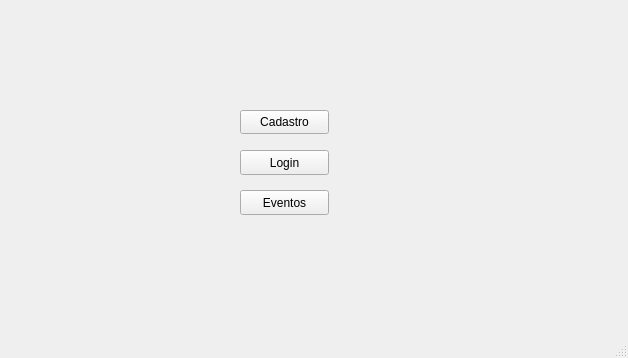
PedroAugustoRamalhoDuarte/Trabalho-TP1, file ui/controladora.ui: the form before one commit.
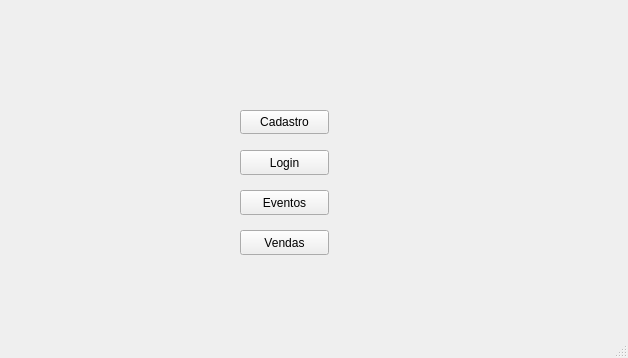
The form after the commit.

Commit message: Começo da view Vendas

Patch:
```diff
--- a/ui/controladora.ui
+++ b/ui/controladora.ui
@@ -56,6 +56,19 @@
      <string>Eventos</string>
     </property>
    </widget>
+   <widget class="QPushButton" name="btnVendas">
+    <property name="geometry">
+     <rect>
+      <x>240</x>
+      <y>230</y>
+      <width>89</width>
+      <height>25</height>
+     </rect>
+    </property>
+    <property name="text">
+     <string>Vendas</string>
+    </property>
+   </widget>
   </widget>
   <widget class="QMenuBar" name="menubar">
    <property name="geometry">
```
The commit also changes 15 other files.
